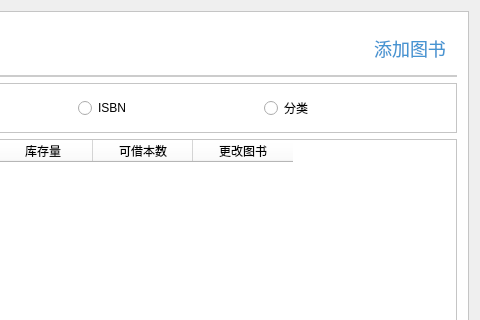
Above: Library/Library/admin_searchbook.ui from BooksOcean/BooksOcean before the change; both pictures show x 637 to 1117 and y 0 to 320 of the 1117 by 771 pixel window. Below: the same form after it.
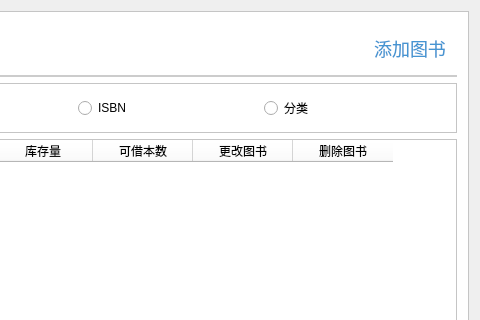
That is the form after the change. Icons and pictures are not drawn.

```diff
--- a/Library/Library/admin_searchbook.ui
+++ b/Library/Library/admin_searchbook.ui
@@ -352,6 +352,11 @@
           <string>更改图书</string>
          </property>
         </column>
+        <column>
+         <property name="text">
+          <string>删除图书</string>
+         </property>
+        </column>
        </widget>
       </item>
       <item>
```
